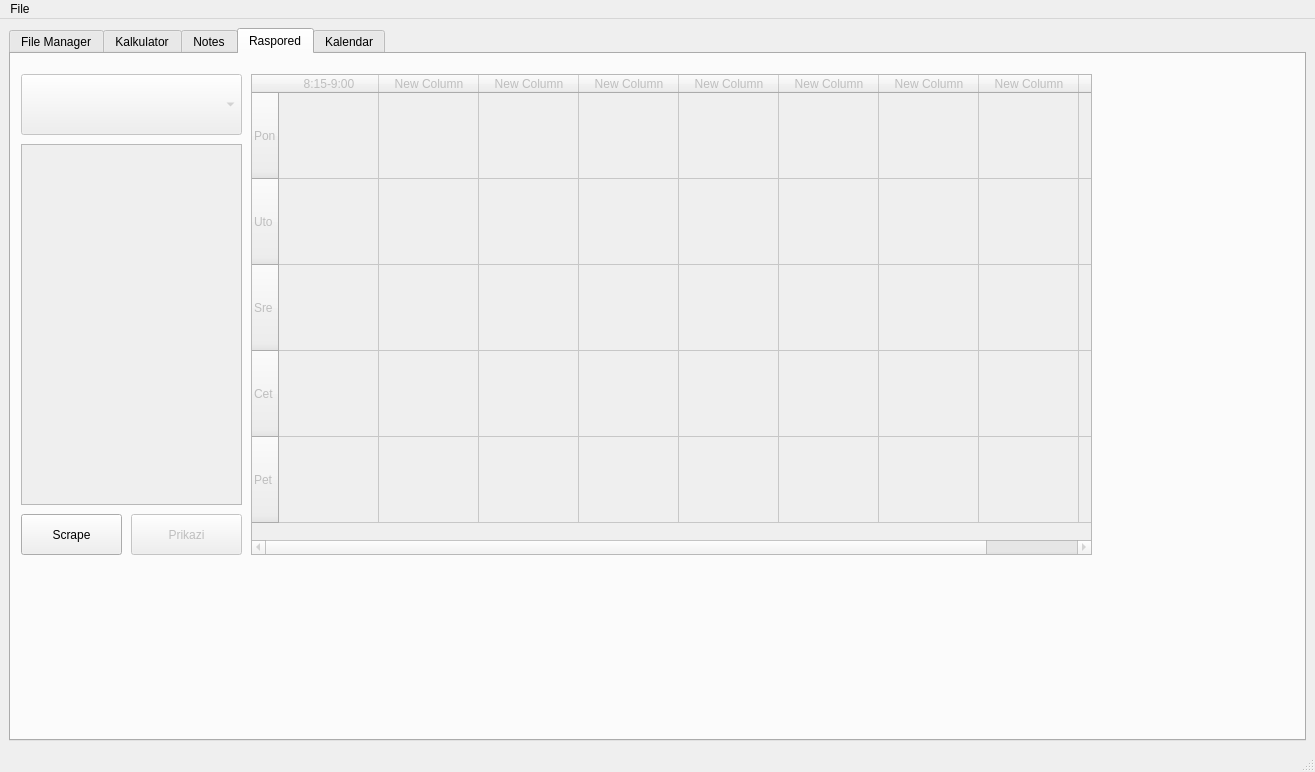
milalukic/matfHub, file matfHub/mainwindow.ui: the form before one commit.
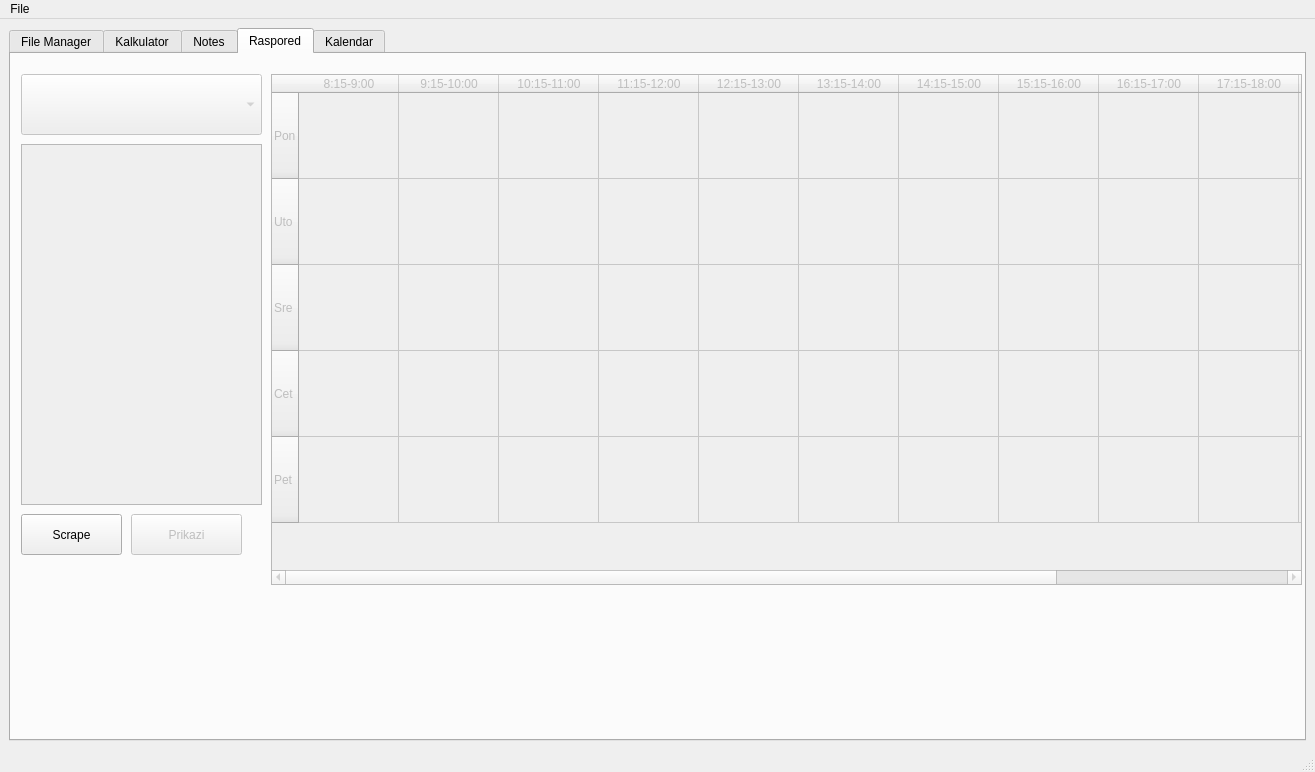
The form after the commit. Icons and pictures are not drawn.

Commit message: male prepravke ui

```diff
--- a/matfHub/mainwindow.ui
+++ b/matfHub/mainwindow.ui
@@ -2343,7 +2343,7 @@
          <rect>
           <x>10</x>
           <y>20</y>
-          <width>221</width>
+          <width>241</width>
           <height>61</height>
          </rect>
         </property>
@@ -2371,7 +2371,7 @@
          <rect>
           <x>10</x>
           <y>90</y>
-          <width>221</width>
+          <width>241</width>
           <height>361</height>
          </rect>
         </property>
@@ -2383,7 +2383,7 @@
           <rect>
            <x>0</x>
            <y>0</y>
-           <width>219</width>
+           <width>239</width>
            <height>359</height>
           </rect>
          </property>
@@ -2395,10 +2395,10 @@
         </property>
         <property name="geometry">
          <rect>
-          <x>240</x>
+          <x>260</x>
           <y>20</y>
-          <width>841</width>
-          <height>481</height>
+          <width>1031</width>
+          <height>511</height>
          </rect>
         </property>
         <attribute name="verticalHeaderDefaultSectionSize">
@@ -2436,42 +2436,62 @@
         </column>
         <column>
          <property name="text">
-          <string>New Column</string>
+          <string>9:15-10:00</string>
          </property>
         </column>
         <column>
          <property name="text">
-          <string>New Column</string>
+          <string>10:15-11:00</string>
          </property>
         </column>
         <column>
          <property name="text">
-          <string>New Column</string>
+          <string>11:15-12:00</string>
          </property>
         </column>
         <column>
          <property name="text">
-          <string>New Column</string>
+          <string>12:15-13:00</string>
          </property>
         </column>
         <column>
          <property name="text">
-          <string>New Column</string>
+          <string>13:15-14:00</string>
          </property>
         </column>
         <column>
          <property name="text">
-          <string>New Column</string>
+          <string>14:15-15:00</string>
          </property>
         </column>
         <column>
          <property name="text">
-          <string>New Column</string>
+          <string>15:15-16:00</string>
          </property>
         </column>
         <column>
          <property name="text">
-          <string>New Column</string>
+          <string>16:15-17:00</string>
+         </property>
+        </column>
+        <column>
+         <property name="text">
+          <string>17:15-18:00</string>
+         </property>
+        </column>
+        <column>
+         <property name="text">
+          <string>18:15-19:00</string>
+         </property>
+        </column>
+        <column>
+         <property name="text">
+          <string>19:15-20:00</string>
+         </property>
+        </column>
+        <column>
+         <property name="text">
+          <string>20:15-21:00</string>
          </property>
         </column>
        </widget>
```
